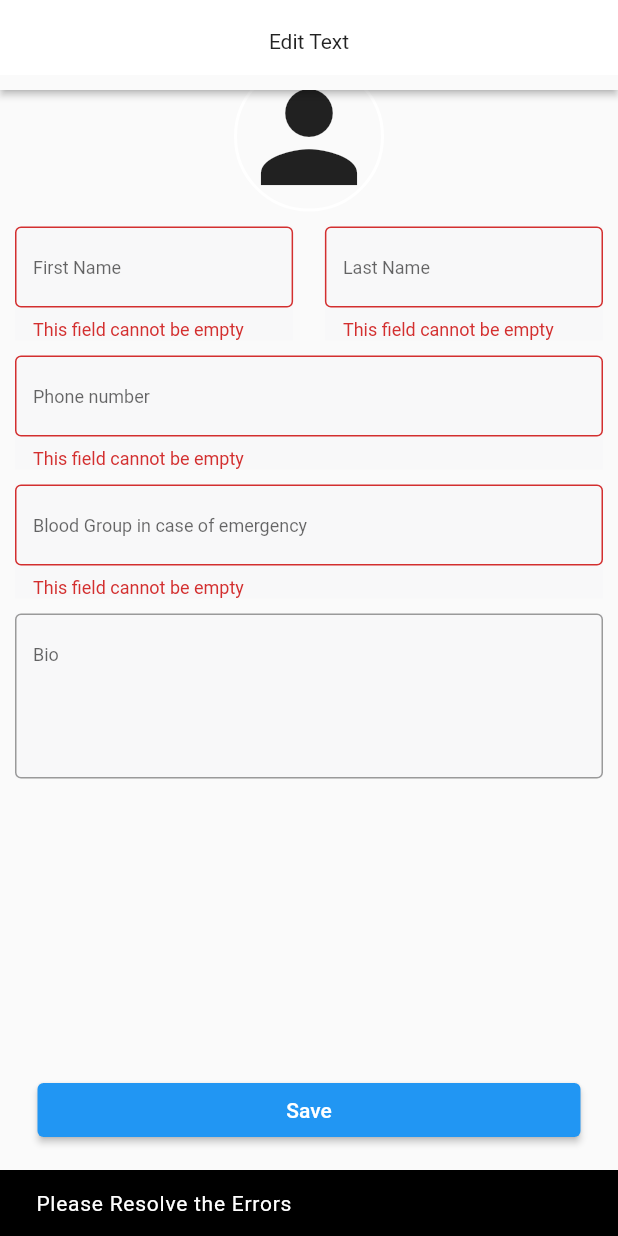
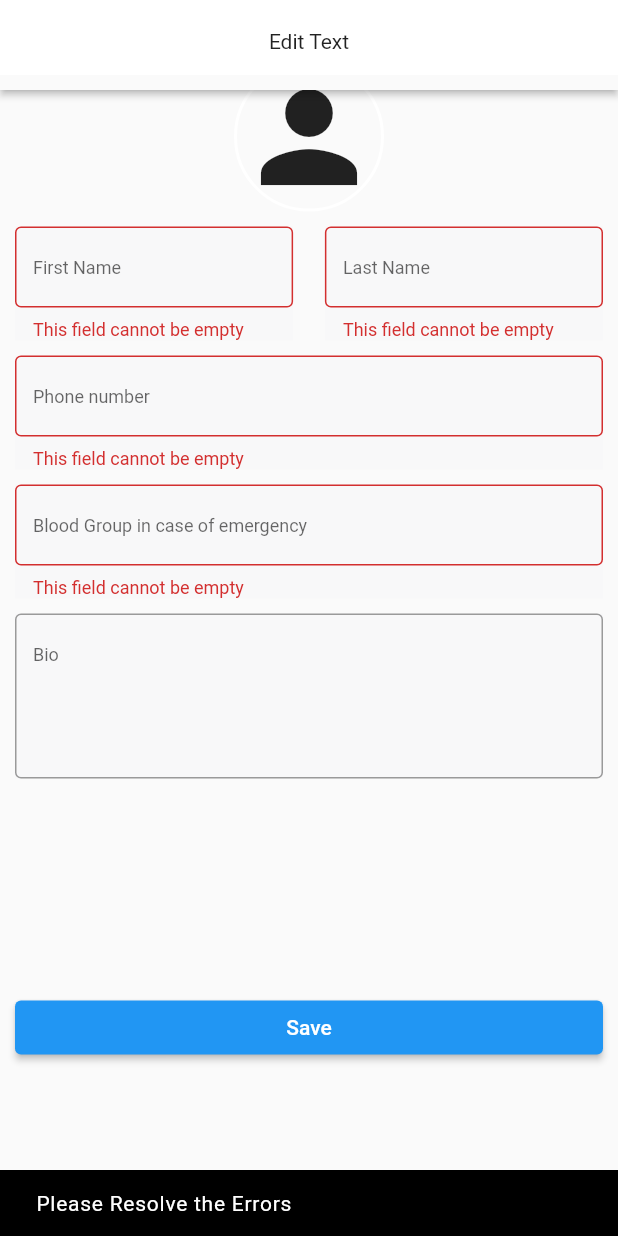
Before and after one commit to gagan1994/tipzie, a Flutter app: the EditProfileScreen screen opened directly, after a tap on "Save", on a phone screen of 412 x 824 dp. Run offline on Flutter 3.47's test engine with Material 2 defaults, Android fonts, the phone set to English and light mode, and no system bars; our stand-ins replace firebase_auth, firebase_core, firebase_messaging, flutter_cache_manager, flutter_local_notifications, flutter_svg and 10 more; missing offline and left inert: background_locator_2, easy_loader, flutter_google_places, flutter_polygon, google_api_headers, google_maps_webservice and 2 more; accounts and stored records are empty.

Commit message:
edit profile api complete

```diff
--- a/lib/ui/main/profile/edit_profile.dart
+++ b/lib/ui/main/profile/edit_profile.dart
@@ -123,11 +123,11 @@ class _EditProfileScreenState extends State<EditProfileScreen> {
             child: Text("Edit Text"),
           ),
         ),
-        showProgress(isInProgress),
-      ]),
-      floatingActionButtonLocation: FloatingActionButtonLocation.centerFloat,
-      floatingActionButton: Container(
-        width: MediaQuery.of(context).size.width - 50,
+        Positioned(
+          bottom: 10,
+          left: 10,
+          right: 10,
+          child: Container(
             child: ElevatedButton(
               onPressed: () async {
                 firstNameError = '';
@@ -161,6 +161,7 @@ class _EditProfileScreenState extends State<EditProfileScreen> {
                 setState(() {
                   isInProgress = true;
                 });
+                FocusScope.of(context).unfocus();
                 var isSuccess = await updateProfile(
                     firstNameController.text,
                     lastNameController.text,
@@ -179,6 +180,9 @@ class _EditProfileScreenState extends State<EditProfileScreen> {
               child: Text("Save"),
             ),
           ),
+        ),
+        showProgress(isInProgress),
+      ]),
     );
   }
 
```
Also changed, not shown: lib/api/api_wrapper.dart (+5 -3 lines). Lines whose indentation alone changed are shown as unchanged.
